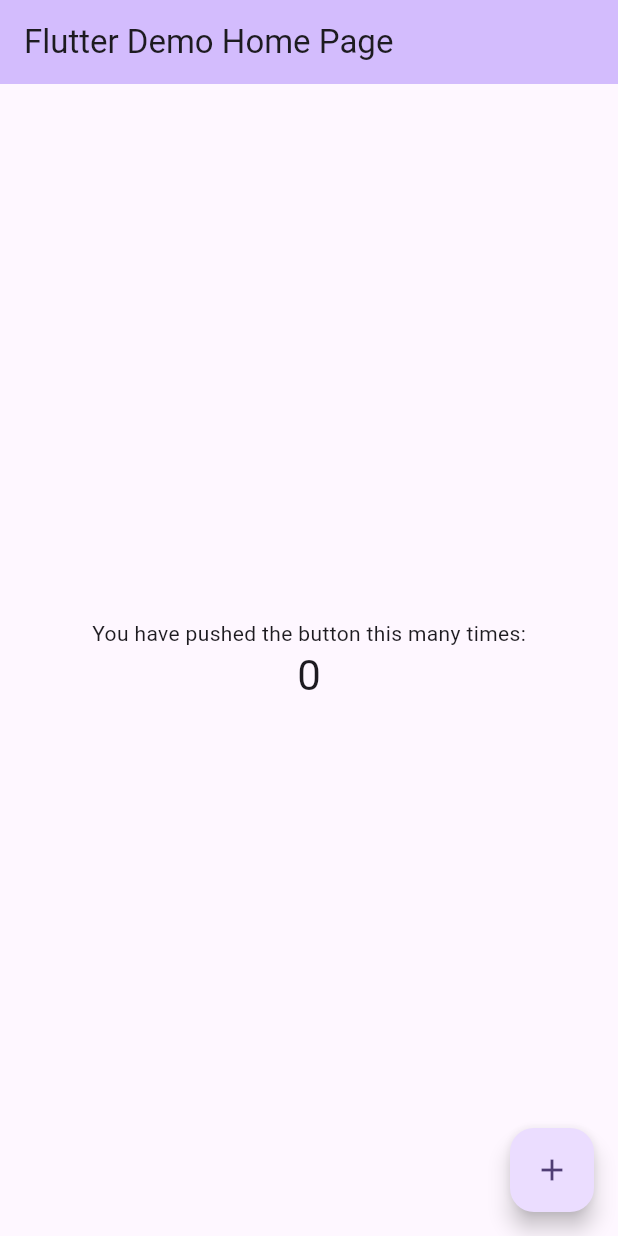
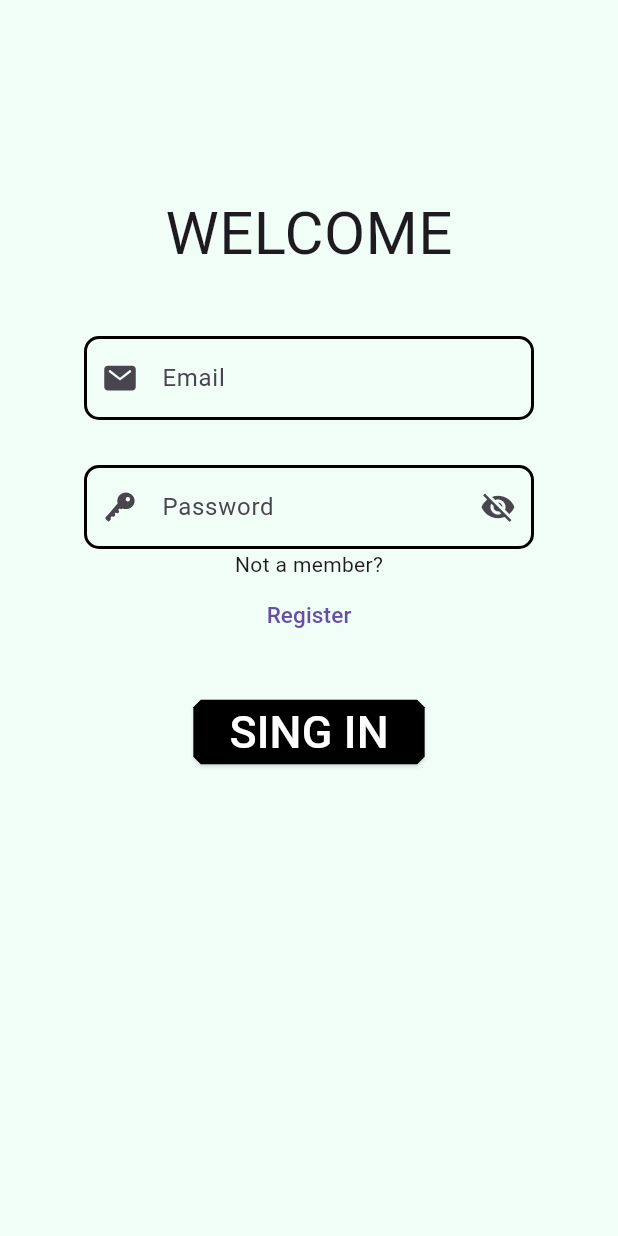
Before and after one commit to mykolaterianyk/login_screen, a Flutter app: the screen it shows after launch, on a phone screen of 412 x 824 dp. Run offline on Flutter 3.47's test engine with Material 3 defaults, Android fonts, the phone set to English and light mode, and no system bars; our stand-ins replace ionicons.

Commit message:
final project

```diff
--- a/lib/main.dart
+++ b/lib/main.dart
@@ -1,4 +1,5 @@
 import 'package:flutter/material.dart';
+import 'package:login_screen/screens/login_screen.dart';
 
 void main() {
   runApp(const MyApp());
@@ -7,119 +8,29 @@ void main() {
 class MyApp extends StatelessWidget {
   const MyApp({super.key});
 
-  // This widget is the root of your application.
+
   @override
   Widget build(BuildContext context) {
     return MaterialApp(
-      title: 'Flutter Demo',
+      debugShowCheckedModeBanner: false,
+      title: 'Login',
       theme: ThemeData(
-        // This is the theme of your application.
-        //
-        // TRY THIS: Try running your application with "flutter run". You'll see
-        // the application has a purple toolbar. Then, without quitting the app,
-        // try changing the seedColor in the colorScheme below to Colors.green
-        // and then invoke "hot reload" (save your changes or press the "hot
-        // reload" button in a Flutter-supported IDE, or press "r" if you used
-        // the command line to start the app).
-        //
-        // Notice that the counter didn't reset back to zero; the application
-        // state is not lost during the reload. To reset the state, use hot
-        // restart instead.
-        //
-        // This works for code too, not just values: Most code changes can be
-        // tested with just a hot reload.
-        colorScheme: ColorScheme.fromSeed(seedColor: Colors.deepPurple),
         useMaterial3: true,
+        scaffoldBackgroundColor:const Color.fromARGB(255, 240, 254, 247),
+        inputDecorationTheme:  InputDecorationTheme(
+          enabledBorder: OutlineInputBorder(
+            borderSide: const BorderSide(width: 2, color: Colors.black),
+            borderRadius: BorderRadius.circular(10),
+          ),
+          focusedBorder: OutlineInputBorder(
+            borderSide: BorderSide(width: 2, color: Colors.black),
+            borderRadius: BorderRadius.circular(10),
+          )
+
+
+        ),
       ),
-      home: const MyHomePage(title: 'Flutter Demo Home Page'),
+      home: const loginscreen(),
     );
   }
 }
-
-class MyHomePage extends StatefulWidget {
-  const MyHomePage({super.key, required this.title});
-
-  // This widget is the home page of your application. It is stateful, meaning
-  // that it has a State object (defined below) that contains fields that affect
-  // how it looks.
-
-  // This class is the configuration for the state. It holds the values (in this
-  // case the title) provided by the parent (in this case the App widget) and
-  // used by the build method of the State. Fields in a Widget subclass are
-  // always marked "final".
-
-  final String title;
-
-  @override
-  State<MyHomePage> createState() => _MyHomePageState();
-}
-
-class _MyHomePageState extends State<MyHomePage> {
-  int _counter = 0;
-
-  void _incrementCounter() {
-    setState(() {
-      // This call to setState tells the Flutter framework that something has
-      // changed in this State, which causes it to rerun the build method below
-      // so that the display can reflect the updated values. If we changed
-      // _counter without calling setState(), then the build method would not be
-      // called again, and so nothing would appear to happen.
-      _counter++;
-    });
-  }
-
-  @override
-  Widget build(BuildContext context) {
-    // This method is rerun every time setState is called, for instance as done
-    // by the _incrementCounter method above.
-    //
-    // The Flutter framework has been optimized to make rerunning build methods
-    // fast, so that you can just rebuild anything that needs updating rather
-    // than having to individually change instances of widgets.
-    return Scaffold(
-      appBar: AppBar(
-        // TRY THIS: Try changing the color here to a specific color (to
-        // Colors.amber, perhaps?) and trigger a hot reload to see the AppBar
-        // change color while the other colors stay the same.
-        backgroundColor: Theme.of(context).colorScheme.inversePrimary,
-        // Here we take the value from the MyHomePage object that was created by
-        // the App.build method, and use it to set our appbar title.
-        title: Text(widget.title),
-      ),
-      body: Center(
-        // Center is a layout widget. It takes a single child and positions it
-        // in the middle of the parent.
-        child: Column(
-          // Column is also a layout widget. It takes a list of children and
-          // arranges them vertically. By default, it sizes itself to fit its
-          // children horizontally, and tries to be as tall as its parent.
-          //
-          // Column has various properties to control how it sizes itself and
-          // how it positions its children. Here we use mainAxisAlignment to
-          // center the children vertically; the main axis here is the vertical
-          // axis because Columns are vertical (the cross axis would be
-          // horizontal).
-          //
-          // TRY THIS: Invoke "debug painting" (choose the "Toggle Debug Paint"
-          // action in the IDE, or press "p" in the console), to see the
-          // wireframe for each widget.
-          mainAxisAlignment: MainAxisAlignment.center,
-          children: <Widget>[
-            const Text(
-              'You have pushed the button this many times:',
-            ),
-            Text(
-              '$_counter',
-              style: Theme.of(context).textTheme.headlineMedium,
-            ),
-          ],
-        ),
-      ),
-      floatingActionButton: FloatingActionButton(
-        onPressed: _incrementCounter,
-        tooltip: 'Increment',
-        child: const Icon(Icons.add),
-      ), // This trailing comma makes auto-formatting nicer for build methods.
-    );
-  }
-}
--- /dev/null
+++ b/lib/screens/login_screen.dart
@@ -0,0 +1,127 @@
+import 'package:ionicons/ionicons.dart';
+import 'package:flutter/cupertino.dart';
+import 'package:flutter/material.dart';
+import 'package:login_screen/screens/register_screen.dart';
+class loginscreen extends StatefulWidget {
+  const loginscreen({super.key});
+
+  @override
+  State<loginscreen> createState() => _loginscreenState();
+}
+
+class _loginscreenState extends State<loginscreen> {
+  late bool _passwordVisible;
+
+  void initState() {
+    super.initState();
+    _passwordVisible = false;
+  }
+
+  @override
+  Widget build(BuildContext context) {
+    return Scaffold(
+      resizeToAvoidBottomInset: false,
+      body: Center(
+        child: Form(
+          child: Column(
+            mainAxisAlignment: MainAxisAlignment.center,
+            children: [
+              Row(
+                mainAxisAlignment: MainAxisAlignment.center,
+                children: [
+                  Stack(
+                    children: [
+
+                      Container(
+                        height: 570,
+                        width: 300,
+                        child: Column(
+                          children: [
+                            const Text("WELCOME",
+                              style: TextStyle(
+                                  fontSize: 40
+                              ),
+                            ),
+                            const Padding(padding: EdgeInsets.symmetric(vertical: 20),),
+                            TextFormField(
+                              decoration: const InputDecoration(
+                                prefixIcon: Icon(Ionicons.mail),
+                                border: OutlineInputBorder(
+                                ),
+                                labelText: "Email",
+
+                              ),
+                            ),
+                            const Padding(padding: EdgeInsets.symmetric(vertical: 15),),
+                            TextFormField(
+                              obscureText: !_passwordVisible,
+                              decoration: InputDecoration(
+                                prefixIcon: Icon(Ionicons.key),
+                                border: OutlineInputBorder(
+                                ),
+                                labelText: "Password",
+                                hintText: "Enter your Password",
+                                suffixIcon: IconButton(
+                                    icon: Icon(
+                                      _passwordVisible
+                                      ?Icons.visibility
+                                      :Icons.visibility_off,
+                                    ),
+                                  onPressed:(){
+                                    setState(() {
+                                      _passwordVisible =!_passwordVisible;
+                                    });
+                                  },
+                                )
+                              ),
+
+                            ),
+
+                            const Padding(padding: EdgeInsets.only(left: 20),),
+                            Text("Not a member?"),
+                            TextButton(onPressed: () {
+                              //code
+                            },
+                              child: GestureDetector(
+                                onTap:(){Navigator.pushReplacement(context, MaterialPageRoute(builder: (context)=>registerscreen()));
+                                },
+                                child: Text("Register",
+                                  style: const TextStyle(
+                                    fontSize: 15,
+                                  ),
+                                ),
+                              ),
+                            ),
+                            const Padding(padding: EdgeInsets.symmetric(vertical: 15),),
+                            ElevatedButton(
+                              style: ElevatedButton.styleFrom(
+                                backgroundColor: Colors.black,
+                                shape: BeveledRectangleBorder(
+                                    borderRadius: BorderRadius.circular(5)
+                                ),
+                                shadowColor: Colors.white,
+                              ),
+                              onPressed: (){},
+                              child: Text("SING IN",
+                                style:TextStyle(
+                                    fontSize: 30,
+                                    color: Colors.white
+                                ),
+                              ),
+                            ),
+                          ],
+                        ),
+                      )
+                    ],
+                  ),
+
+                ],
+              )
+            ],
+          ),
+
+        ),
+      ),
+    );
+  }
+}
--- a/pubspec.yaml
+++ b/pubspec.yaml
@@ -35,6 +35,7 @@ dependencies:
   # The following adds the Cupertino Icons font to your application.
   # Use with the CupertinoIcons class for iOS style icons.
   cupertino_icons: ^1.0.2
+  ionicons: ^0.2.2
 
 dev_dependencies:
   flutter_test:
```
Also changed, not shown: lib/screens/register_screen.dart (added, +162 -0 lines), pubspec.lock.
